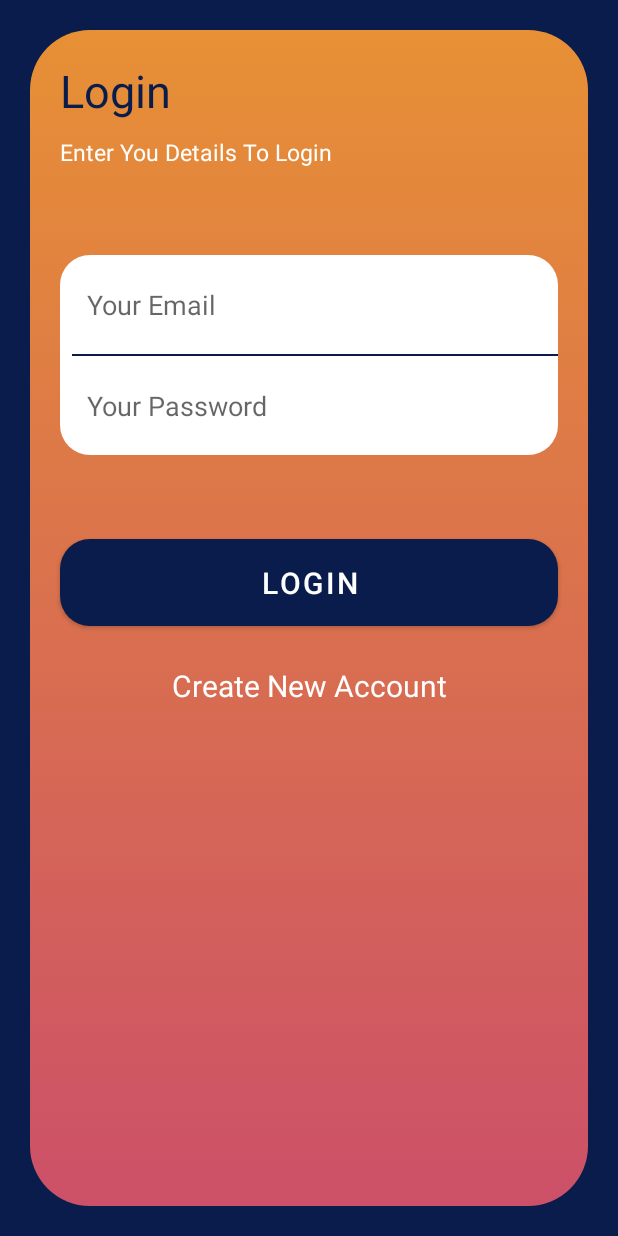
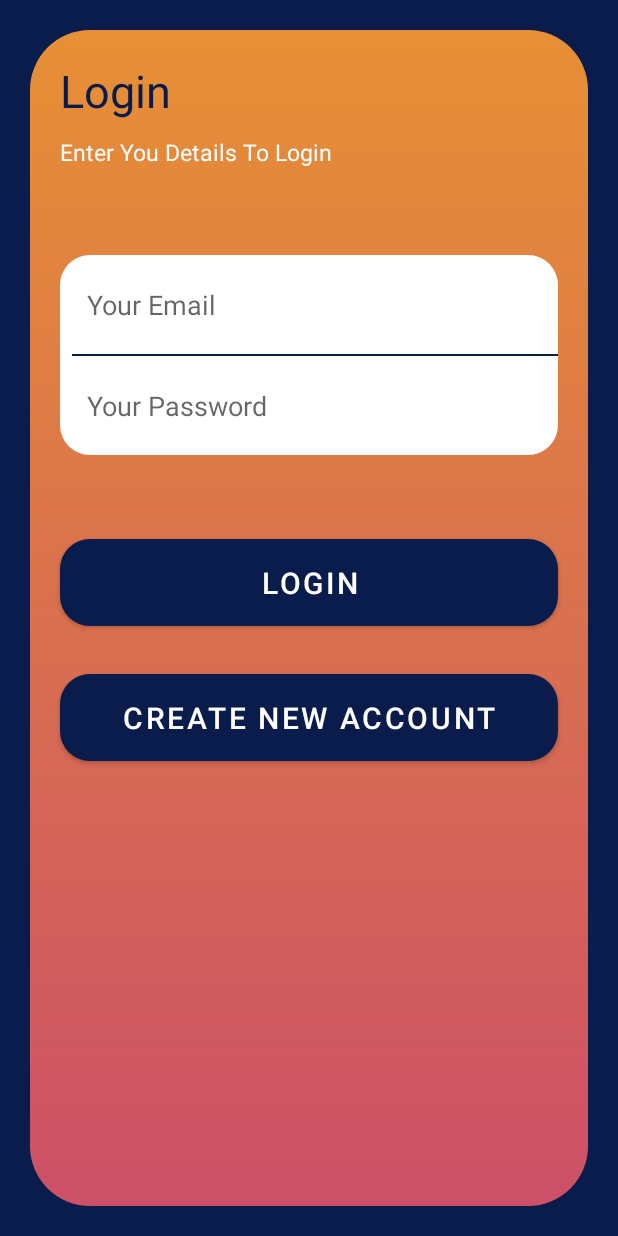
Before and after one commit to oyedsamu/AccessMovies, an Android app: the layout fragment_login.xml on its own in the app's theme, with its tools: preview values and no code run, on a phone screen of 412 x 824 dp. Run offline under Robolectric (Android 15) with nearby library versions, the phone set to English and light mode, and no system bars.

```diff
--- a/app/src/main/java/com/decadevs/accessmovies/MainActivity.kt
+++ b/app/src/main/java/com/decadevs/accessmovies/MainActivity.kt
@@ -25,8 +25,8 @@ class MainActivity : AppCompatActivity() {
             supportFragmentManager.findFragmentById(R.id.nav_host_fragment_main) as NavHostFragment
 
         navController = navHostFragment.findNavController()
-        val appBarConfiguration = AppBarConfiguration(navController.graph)
-        setupActionBarWithNavController(navController, appBarConfiguration)
+//        val appBarConfiguration = AppBarConfiguration(navController.graph)
+//        setupActionBarWithNavController(navController, appBarConfiguration)
     }
 
 
--- a/app/src/main/res/layout/fragment_login.xml
+++ b/app/src/main/res/layout/fragment_login.xml
@@ -111,17 +111,31 @@
         app:layout_constraintStart_toStartOf="@+id/logIn_background_vw"
         app:layout_constraintTop_toBottomOf="@+id/logIn_formBackground_vw" />
 
-    <TextView
-        android:id="@+id/login_signUp_tv"
-        android:layout_width="wrap_content"
-        android:layout_height="wrap_content"
+    <com.google.android.material.button.MaterialButton
+        android:id="@+id/logIn_signup_btn"
+        android:layout_width="match_parent"
+        android:layout_height="70dp"
         android:layout_marginTop="20dp"
         android:text="Create New Account"
-        android:textColor="@color/white"
         android:textSize="20sp"
+        app:backgroundTint="@color/blue"
+        app:cornerRadius="20dp"
+        android:layout_marginHorizontal="40dp"
         app:layout_constraintEnd_toEndOf="@+id/logIn_background_vw"
         app:layout_constraintStart_toStartOf="@+id/logIn_background_vw"
         app:layout_constraintTop_toBottomOf="@+id/logIn_logIn_btn" />
+
+<!--    <TextView-->
+<!--        android:id="@+id/login_signUp_tv"-->
+<!--        android:layout_width="wrap_content"-->
+<!--        android:layout_height="wrap_content"-->
+<!--        android:layout_marginTop="20dp"-->
+<!--        android:text="Create New Account"-->
+<!--        android:textColor="@color/white"-->
+<!--        android:textSize="20sp"-->
+<!--        app:layout_constraintEnd_toEndOf="@+id/logIn_background_vw"-->
+<!--        app:layout_constraintStart_toStartOf="@+id/logIn_background_vw"-->
+<!--        app:layout_constraintTop_toBottomOf="@+id/logIn_logIn_btn" />-->
 
     <ProgressBar
         android:id="@+id/logIn_progressBar_pb"
@@ -132,6 +146,6 @@
         app:layout_constraintBottom_toBottomOf="@+id/logIn_background_vw"
         app:layout_constraintEnd_toEndOf="@+id/logIn_background_vw"
         app:layout_constraintStart_toStartOf="@+id/logIn_background_vw"
-        app:layout_constraintTop_toBottomOf="@+id/login_signUp_tv" />
+        app:layout_constraintTop_toBottomOf="@+id/logIn_signup_btn" />
 
 </androidx.constraintlayout.widget.ConstraintLayout>
--- a/app/src/main/res/navigation/nav_graph.xml
+++ b/app/src/main/res/navigation/nav_graph.xml
@@ -31,5 +31,10 @@
         android:name="com.decadevs.accessmovies.ui.signup.SignUpFragment"
         android:label="fragment_sign_up"
         tools:layout="@layout/fragment_sign_up" />
+    <fragment
+        android:id="@+id/addMovieFragment"
+        android:name="com.decadevs.accessmovies.AddMovieFragment"
+        android:label="AddMovieFragment"
+        tools:layout="@layout/fragment_add_movie"/>
 
 </navigation>
```
Also changed, not shown: app/src/main/java/com/decadevs/accessmovies/LandingPageFragment.kt (+40 -7 lines), app/src/main/java/com/decadevs/accessmovies/ui/login/LoginFragment.kt (+22 -11 lines).
